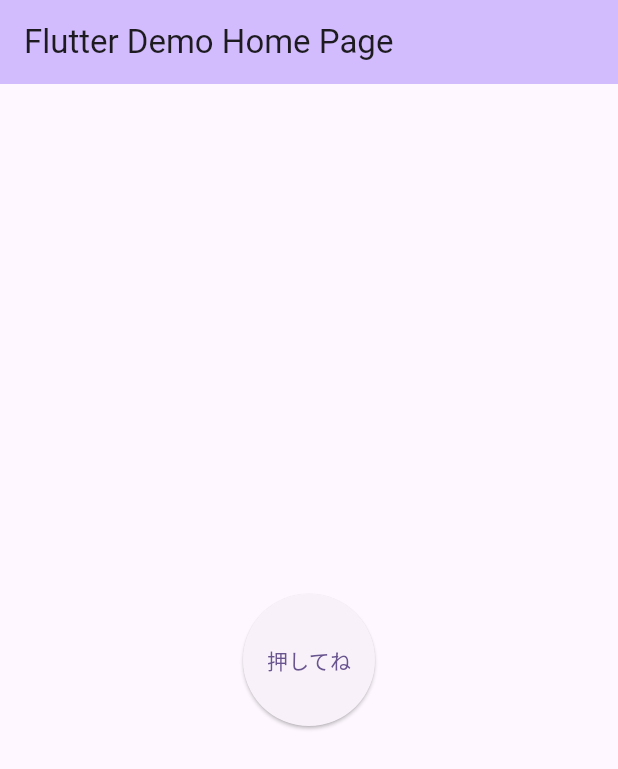
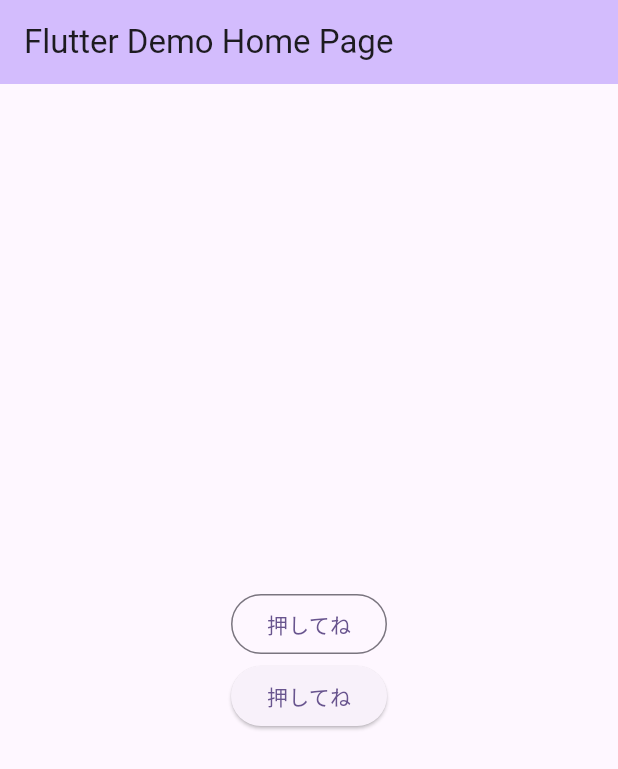
Before and after one commit to Hira0523/chapter03_beginner, a Flutter app: the screen it shows after launch, on a phone screen of 412 x 824 dp. Shown: the top 769 px of the screen. Run offline on Flutter 3.47's test engine with Material 3 defaults, Android fonts, the phone set to English and light mode, and no system bars.

Commit message:
OutlinedButtonウィジェット実装

```diff
--- a/lib/main.dart
+++ b/lib/main.dart
@@ -39,15 +39,22 @@ class _MyHomePageState extends State<MyHomePage> {
           title: Text(widget.title),
         ),
         body: Center(
-          child: ElevatedButton(
-              style: ElevatedButton.styleFrom(
-                shape: const CircleBorder(),
-                padding: const EdgeInsets.all(34),
-              ),
-              onPressed: () {
-                // ここに押した時の処理を記述します。
-              },
-              child: const Text('押してね')),
+          child: Column(
+            mainAxisAlignment: MainAxisAlignment.center,
+            crossAxisAlignment: CrossAxisAlignment.center,
+            children: [
+              OutlinedButton(
+                  onPressed: () {
+                    // ここに押した時の処理を書きます。
+                  },
+                  child: const Text('押してね')),
+              ElevatedButton(
+                  onPressed: () {
+                    // ここに押した時の処理を書きます。
+                  },
+                  child: Text('押してね'))
+            ],
+          ),
         ));
   }
 }
```
